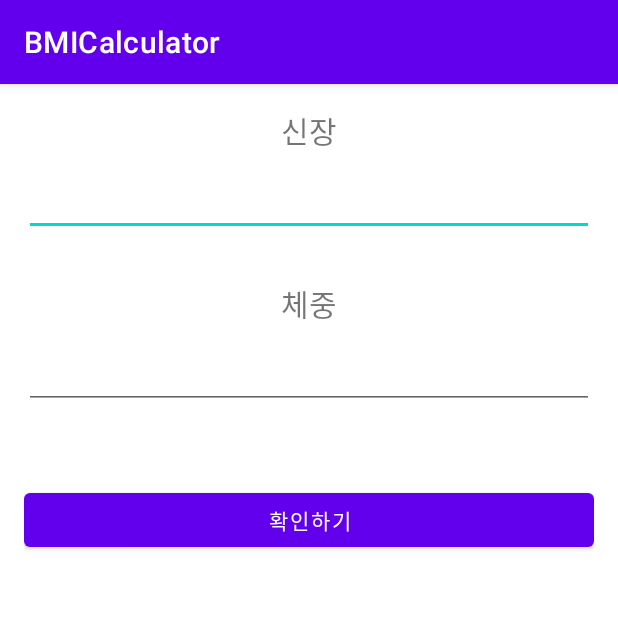
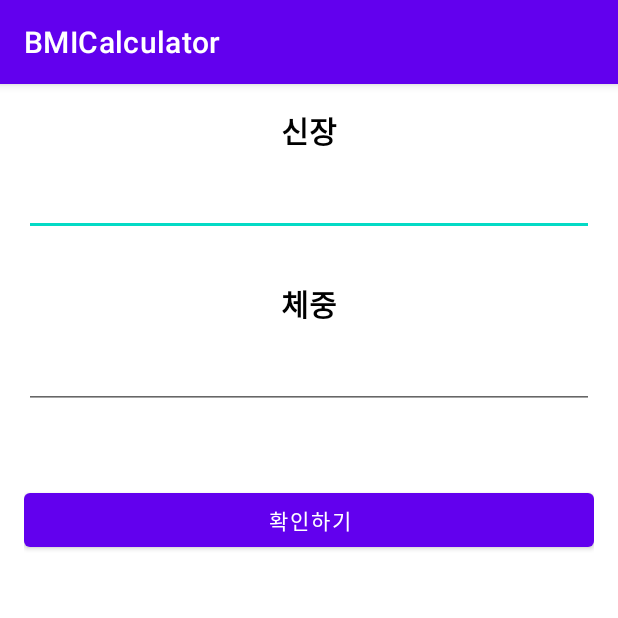
Before and after one commit to GeonwooVincentKim/BMI_Calculator, an Android app: the screen it shows after launch (MainActivity), on a phone screen of 412 x 824 dp, the top half of it. Run offline under Robolectric (Android 15) with nearby library versions, the phone set to English and light mode, and no system bars.

Commit message:
[Feature] - Extract hardcoded features

```diff
--- a/app/src/main/res/layout/activity_main.xml
+++ b/app/src/main/res/layout/activity_main.xml
@@ -10,9 +10,11 @@
 
     <TextView
         android:textSize="20sp"
+        android:textStyle="bold"
         android:layout_width="match_parent"
         android:layout_height="wrap_content"
-        android:text="신장"
+        android:text="@string/Height"
+        android:textColor="#000"
         android:textAlignment="center"/>
 
     <EditText
@@ -20,15 +22,20 @@
         android:layout_width="match_parent"
         android:layout_height="wrap_content"
         android:inputType="number"
-        android:textAlignment="center"/>
+        android:textAlignment="center"
+        android:autofillHints="dd"
+        android:id="@id/editTextNumber"
+        android:labelFor="@id/editTextNumber"/>
 
     <TextView
         android:textSize="20sp"
+        android:textStyle="bold"
         android:layout_marginTop="30dp"
         android:id="@+id/textView2"
         android:layout_width="match_parent"
         android:layout_height="wrap_content"
-        android:text="체중"
+        android:text="@string/Weight"
+        android:textColor="#000"
         android:textAlignment="center"/>
 
     <EditText
@@ -38,11 +45,12 @@
         android:layout_height="wrap_content"
         android:ems="10"
         android:inputType="number"
-        android:textAlignment="center"/>
+        android:textAlignment="center"
+        android:autofillHints="testtrest"/>
 
     <Button
         android:layout_marginTop="50dp"
-        android:text="확인하기"
+        android:text="@string/Confirm"
         android:layout_width="match_parent"
         android:layout_height="wrap_content"/>
 
--- /dev/null
+++ b/app/src/main/res/values-night/strings.xml
@@ -0,0 +1,4 @@
+<?xml version="1.0" encoding="utf-8"?>
+<resources>
+    <string name="Confirm">확인하기</string>
+</resources>
--- a/app/src/main/res/values/colors.xml
+++ b/app/src/main/res/values/colors.xml
@@ -6,5 +6,6 @@
     <color name="teal_200">#FF03DAC5</color>
     <color name="teal_700">#FF018786</color>
     <color name="black">#FF000000</color>
+    <color name="custom_black">#222222</color>
     <color name="white">#FFFFFFFF</color>
 </resources>
--- a/app/src/main/res/values/strings.xml
+++ b/app/src/main/res/values/strings.xml
@@ -1,4 +1,7 @@
 <resources>
 <!-- Title Value -->
     <string name="app_name">BMICalculator</string>
+    <string name="Weight">체중</string>
+    <string name="Height">신장</string>
+    <string name="Confirm">확인하기</string>
 </resources>
```
